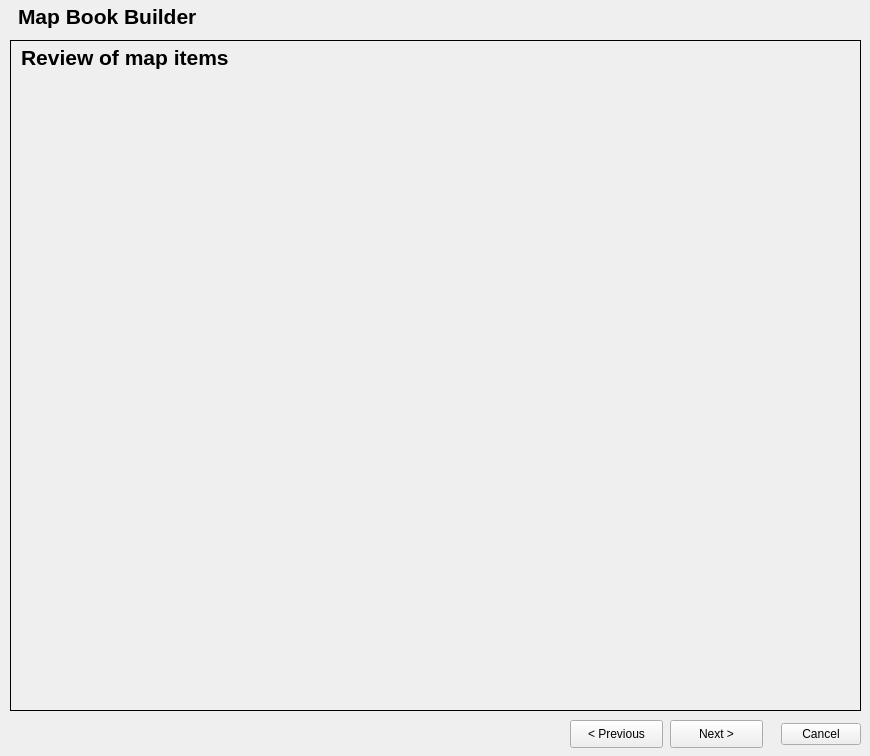
Old version of the form mbb_core_dialog_base.ui in the repository anthony-cooper/mbb-qgis-plugin.
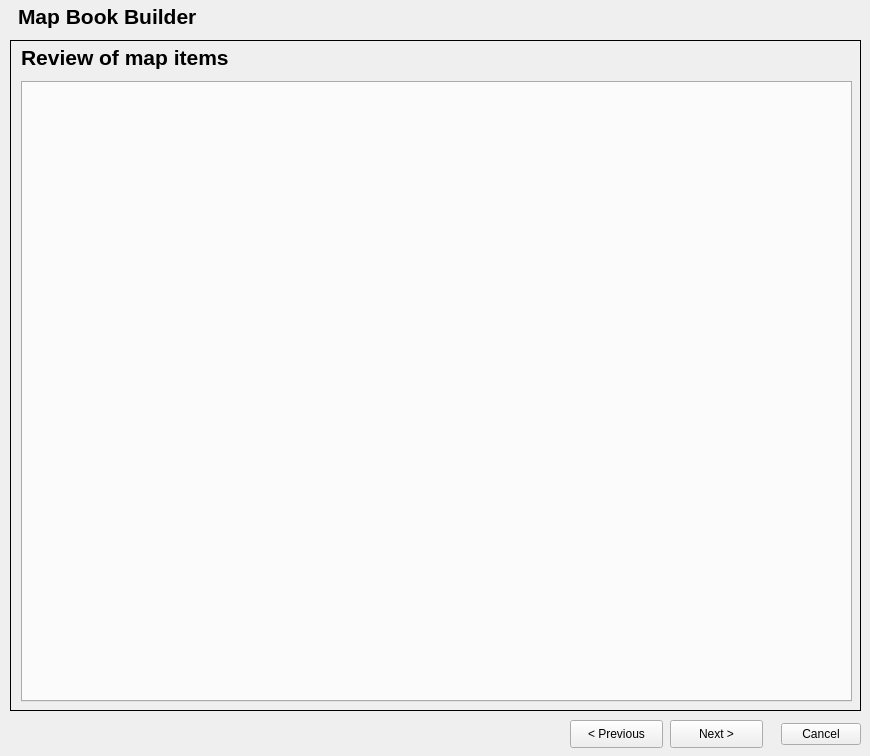
New version of the form. The open tabs and pages were chosen to show the change.

Commit message: Add map details tab Tool adds a tab for each map in layout

Patch:
```diff
--- a/mbb_core_dialog_base.ui
+++ b/mbb_core_dialog_base.ui
@@ -797,6 +797,19 @@
       <set>Qt::AlignLeading|Qt::AlignLeft|Qt::AlignVCenter</set>
      </property>
     </widget>
+    <widget class="QTabWidget" name="mapItems">
+     <property name="geometry">
+      <rect>
+       <x>10</x>
+       <y>40</y>
+       <width>831</width>
+       <height>621</height>
+      </rect>
+     </property>
+     <property name="currentIndex">
+      <number>-1</number>
+     </property>
+    </widget>
    </widget>
   </widget>
   <widget class="QPushButton" name="nextButton">
```
Left out of the diff: 2 changed lines with no effect on the pictures. The commit also changes 2 other files.
